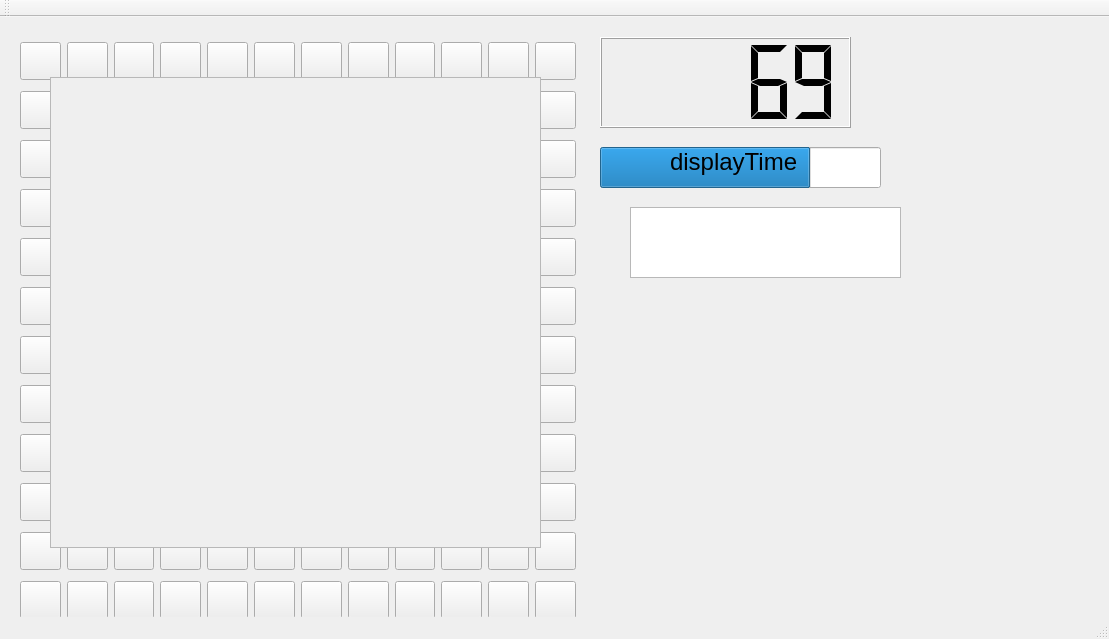
First picture: the form in QtDHBWscapes.ui, repository bernndd/QtDHBWscapes, before the edit.
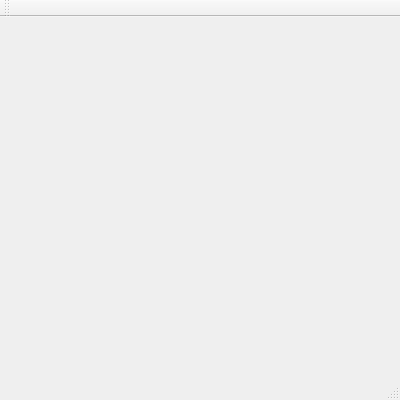
Second picture: the form after the edit.

What changed in the file:
```diff
--- a/QtDHBWscapes.ui
+++ b/QtDHBWscapes.ui
@@ -6,8 +6,8 @@
    <rect>
     <x>0</x>
     <y>0</y>
-    <width>1109</width>
-    <height>639</height>
+    <width>400</width>
+    <height>400</height>
    </rect>
   </property>
   <property name="windowTitle">
@@ -17,6 +17,12 @@
    <string notr="true"/>
   </property>
   <widget class="QWidget" name="centralWidget">
+   <property name="sizePolicy">
+    <sizepolicy hsizetype="Minimum" vsizetype="Minimum">
+     <horstretch>0</horstretch>
+     <verstretch>0</verstretch>
+    </sizepolicy>
+   </property>
    <property name="cursor">
     <cursorShape>OpenHandCursor</cursorShape>
    </property>
@@ -26,1139 +32,6 @@
 widht:30px;
 }</string>
    </property>
-   <widget class="QWidget" name="gridLayoutWidget">
-    <property name="geometry">
-     <rect>
-      <x>0</x>
-      <y>0</y>
-      <width>587</width>
-      <height>620</height>
-     </rect>
-    </property>
-    <layout class="QGridLayout" name="gridLayout">
-     <property name="leftMargin">
-      <number>20</number>
-     </property>
-     <property name="topMargin">
-      <number>20</number>
-     </property>
-     <item row="6" column="8">
-      <widget class="QPushButton" name="Button_7_8">
-       <property name="text">
-        <string/>
-       </property>
-      </widget>
-     </item>
-     <item row="3" column="5">
-      <widget class="QPushButton" name="Button_4_5">
-       <property name="text">
-        <string/>
-       </property>
-      </widget>
-     </item>
-     <item row="7" column="10">
-      <widget class="QPushButton" name="Button_8_9">
-       <property name="text">
-        <string/>
-       </property>
-      </widget>
-     </item>
-     <item row="6" column="2">
-      <widget class="QPushButton" name="Button_7_2">
-       <property name="text">
-        <string/>
-       </property>
-      </widget>
-     </item>
-     <item row="7" column="4">
-      <widget class="QPushButton" name="Button_8_4">
-       <property name="text">
-        <string/>
-       </property>
-      </widget>
-     </item>
-     <item row="9" column="6">
-      <widget class="QPushButton" name="Button_10_6">
-       <property name="text">
-        <string/>
-       </property>
-      </widget>
-     </item>
-     <item row="5" column="6">
-      <widget class="QPushButton" name="Button_6_6">
-       <property name="text">
-        <string/>
-       </property>
-      </widget>
-     </item>
-     <item row="10" column="7">
-      <widget class="QPushButton" name="Button_11_7">
-       <property name="text">
-        <string/>
-       </property>
-      </widget>
-     </item>
-     <item row="11" column="2">
-      <widget class="QPushButton" name="Button_12_2">
-       <property name="text">
-        <string/>
-       </property>
-      </widget>
-     </item>
-     <item row="0" column="2">
-      <widget class="QPushButton" name="Button_1_2">
-       <property name="text">
-        <string/>
-       </property>
-      </widget>
-     </item>
-     <item row="6" column="6">
-      <widget class="QPushButton" name="Button_7_6">
-       <property name="text">
-        <string/>
-       </property>
-      </widget>
-     </item>
-     <item row="10" column="2">
-      <widget class="QPushButton" name="Button_11_2">
-       <property name="text">
-        <string/>
-       </property>
-      </widget>
-     </item>
-     <item row="11" column="0">
-      <widget class="QPushButton" name="Button_12_1">
-       <property name="text">
-        <string/>
-       </property>
-      </widget>
-     </item>
-     <item row="9" column="7">
-      <widget class="QPushButton" name="Button_10_7">
-       <property name="text">
-        <string/>
-       </property>
-      </widget>
-     </item>
-     <item row="1" column="8">
-      <widget class="QPushButton" name="Button_2_8">
-       <property name="text">
-        <string/>
-       </property>
-      </widget>
-     </item>
-     <item row="5" column="10">
-      <widget class="QPushButton" name="Button_6_9">
-       <property name="text">
-        <string/>
-       </property>
-      </widget>
-     </item>
-     <item row="4" column="3">
-      <widget class="QPushButton" name="Button_5_3">
-       <property name="text">
-        <string/>
-       </property>
-      </widget>
-     </item>
-     <item row="3" column="6">
-      <widget class="QPushButton" name="Button_4_6">
-       <property name="text">
-        <string/>
-       </property>
-      </widget>
-     </item>
-     <item row="4" column="2">
-      <widget class="QPushButton" name="Button_5_2">
-       <property name="text">
-        <string/>
-       </property>
-      </widget>
-     </item>
-     <item row="4" column="13">
-      <widget class="QPushButton" name="Button_5_12">
-       <property name="text">
-        <string/>
-       </property>
-      </widget>
-     </item>
-     <item row="10" column="4">
-      <widget class="QPushButton" name="Button_11_4">
-       <property name="text">
-        <string/>
-       </property>
-      </widget>
-     </item>
-     <item row="7" column="3">
-      <widget class="QPushButton" name="Button_8_3">
-       <property name="text">
-        <string/>
-       </property>
-      </widget>
-     </item>
-     <item row="10" column="5">
-      <widget class="QPushButton" name="Button_11_5">
-       <property name="text">
-        <string/>
-       </property>
-      </widget>
-     </item>
-     <item row="5" column="7">
-      <widget class="QPushButton" name="Button_6_7">
-       <property name="text">
-        <string/>
-       </property>
-      </widget>
-     </item>
-     <item row="9" column="10">
-      <widget class="QPushButton" name="Button_10_9">
-       <property name="text">
-        <string/>
-       </property>
-      </widget>
-     </item>
-     <item row="2" column="6">
-      <widget class="QPushButton" name="Button_3_6">
-       <property name="text">
-        <string/>
-       </property>
-      </widget>
-     </item>
-     <item row="11" column="6">
-      <widget class="QPushButton" name="Button_12_6">
-       <property name="text">
-        <string/>
-       </property>
-      </widget>
-     </item>
-     <item row="0" column="10">
-      <widget class="QPushButton" name="Button_1_9">
-       <property name="text">
-        <string/>
-       </property>
-      </widget>
-     </item>
-     <item row="8" column="6">
-      <widget class="QPushButton" name="Button_9_6">
-       <property name="text">
-        <string/>
-       </property>
-      </widget>
-     </item>
-     <item row="7" column="7">
-      <widget class="QPushButton" name="Button_8_7">
-       <property name="text">
-        <string/>
-       </property>
-      </widget>
-     </item>
-     <item row="10" column="13">
-      <widget class="QPushButton" name="Button_11_12">
-       <property name="text">
-        <string/>
-       </property>
-      </widget>
-     </item>
-     <item row="0" column="4">
-      <widget class="QPushButton" name="Button_1_4">
-       <property name="text">
-        <string/>
-       </property>
-      </widget>
-     </item>
-     <item row="6" column="12">
-      <widget class="QPushButton" name="Button_7_11">
-       <property name="text">
-        <string/>
-       </property>
-      </widget>
-     </item>
-     <item row="4" column="8">
-      <widget class="QPushButton" name="Button_5_8">
-       <property name="text">
-        <string/>
-       </property>
-      </widget>
-     </item>
-     <item row="11" column="12">
-      <widget class="QPushButton" name="Button_12_11">
-       <property name="text">
-        <string/>
-       </property>
-      </widget>
-     </item>
-     <item row="4" column="5">
-      <widget class="QPushButton" name="Button_5_5">
-       <property name="text">
-        <string/>
-       </property>
-      </widget>
-     </item>
-     <item row="1" column="11">
-      <widget class="QPushButton" name="Button_2_10">
-       <property name="text">
-        <string/>
-       </property>
-      </widget>
-     </item>
-     <item row="5" column="13">
-      <widget class="QPushButton" name="Button_6_12">
-       <property name="text">
-        <string/>
-       </property>
-      </widget>
-     </item>
-     <item row="6" column="3">
-      <widget class="QPushButton" name="Button_7_3">
-       <property name="text">
-        <string/>
-       </property>
-      </widget>
-     </item>
-     <item row="6" column="13">
-      <widget class="QPushButton" name="Button_7_12">
-       <property name="text">
-        <string/>
-       </property>
-      </widget>
-     </item>
-     <item row="11" column="4">
-      <widget class="QPushButton" name="Button_12_4">
-       <property name="text">
-        <string/>
-       </property>
-      </widget>
-     </item>
-     <item row="11" column="3">
-      <widget class="QPushButton" name="Button_12_3">
-       <property name="text">
-        <string/>
-       </property>
-      </widget>
-     </item>
-     <item row="8" column="8">
-      <widget class="QPushButton" name="Button_9_8">
-       <property name="text">
-        <string/>
-       </property>
-      </widget>
-     </item>
-     <item row="5" column="0">
-      <widget class="QPushButton" name="Button_6_1">
-       <property name="text">
-        <string/>
-       </property>
-      </widget>
-     </item>
-     <item row="4" column="10">
-      <widget class="QPushButton" name="Button_5_9">
-       <property name="text">
-        <string/>
-       </property>
-      </widget>
-     </item>
-     <item row="9" column="3">
-      <widget class="QPushButton" name="Button_10_3">
-       <property name="text">
-        <string/>
-       </property>
-      </widget>
-     </item>
-     <item row="7" column="11">
-      <widget class="QPushButton" name="Button_8_10">
-       <property name="text">
-        <string/>
-       </property>
-      </widget>
-     </item>
-     <item row="1" column="3">
-      <widget class="QPushButton" name="Button_2_3">
-       <property name="text">
-        <string/>
-       </property>
-      </widget>
-     </item>
-     <item row="8" column="5">
-      <widget class="QPushButton" name="Button_9_5">
-       <property name="text">
-        <string/>
-       </property>
-      </widget>
-     </item>
-     <item row="2" column="12">
-      <widget class="QPushButton" name="Button_3_11">
-       <property name="text">
-        <string/>
-       </property>
-      </widget>
-     </item>
-     <item row="5" column="12">
-      <widget class="QPushButton" name="Button_6_11">
-       <property name="text">
-        <string/>
-       </property>
-      </widget>
-     </item>
-     <item row="1" column="6">
-      <widget class="QPushButton" name="Button_2_6">
-       <property name="text">
-        <string/>
-       </property>
-      </widget>
-     </item>
-     <item row="0" column="7">
-      <widget class="QPushButton" name="Button_1_7">
-       <property name="text">
-        <string/>
-       </property>
-      </widget>
-     </item>
-     <item row="4" column="12">
-      <widget class="QPushButton" name="Button_5_11">
-       <property name="text">
-        <string/>
-       </property>
-      </widget>
-     </item>
-     <item row="2" column="11">
-      <widget class="QPushButton" name="Button_3_10">
-       <property name="text">
-        <string/>
-       </property>
-      </widget>
-     </item>
-     <item row="8" column="7">
-      <widget class="QPushButton" name="Button_9_7">
-       <property name="text">
-        <string/>
-       </property>
-      </widget>
-     </item>
-     <item row="2" column="10">
-      <widget class="QPushButton" name="Button_3_9">
-       <property name="text">
-        <string/>
-       </property>
-      </widget>
-     </item>
-     <item row="1" column="13">
-      <widget class="QPushButton" name="Button_2_12">
-       <property name="text">
-        <string/>
-       </property>
-      </widget>
-     </item>
-     <item row="5" column="5">
-      <widget class="QPushButton" name="Button_6_5">
-       <property name="text">
-        <string/>
-       </property>
-      </widget>
-     </item>
-     <item row="0" column="8">
-      <widget class="QPushButton" name="Button_1_8">
-       <property name="text">
-        <string/>
-       </property>
-      </widget>
-     </item>
-     <item row="2" column="0">
-      <widget class="QPushButton" name="Button_3_1">
-       <property name="text">
-        <string/>
-       </property>
-      </widget>
-     </item>
-     <item row="1" column="0">
-      <widget class="QPushButton" name="Button_2_1">
-       <property name="text">
-        <string/>
-       </property>
-      </widget>
-     </item>
-     <item row="7" column="8">
-      <widget class="QPushButton" name="Button_8_8">
-       <property name="text">
-        <string/>
-       </property>
-      </widget>
-     </item>
-     <item row="2" column="4">
-      <widget class="QPushButton" name="Button_3_4">
-       <property name="text">
-        <string/>
-       </property>
-      </widget>
-     </item>
-     <item row="8" column="3">
-      <widget class="QPushButton" name="Button_9_3">
-       <property name="text">
-        <string/>
-       </property>
-      </widget>
-     </item>
-     <item row="3" column="10">
-      <widget class="QPushButton" name="Button_4_9">
-       <property name="text">
-        <string/>
-       </property>
-      </widget>
-     </item>
-     <item row="3" column="8">
-      <widget class="QPushButton" name="Button_4_8">
-       <property name="text">
-        <string/>
-       </property>
-      </widget>
-     </item>
-     <item row="1" column="7">
-      <widget class="QPushButton" name="Button_2_7">
-       <property name="text">
-        <string/>
-       </property>
-      </widget>
-     </item>
-     <item row="11" column="10">
-      <widget class="QPushButton" name="Button_12_9">
-       <property name="text">
-        <string/>
-       </property>
-      </widget>
-     </item>
-     <item row="10" column="8">
-      <widget class="QPushButton" name="Button_11_8">
-       <property name="text">
-        <string/>
-       </property>
-      </widget>
-     </item>
-     <item row="4" column="4">
-      <widget class="QPushButton" name="Button_5_4">
-       <property name="text">
-        <string/>
-       </property>
-      </widget>
-     </item>
-     <item row="4" column="6">
-      <widget class="QPushButton" name="Button_5_6">
-       <property name="text">
-        <string/>
-       </property>
-      </widget>
-     </item>
-     <item row="10" column="3">
-      <widget class="QPushButton" name="Button_11_3">
-       <property name="text">
-        <string/>
-       </property>
-      </widget>
-     </item>
-     <item row="10" column="11">
-      <widget class="QPushButton" name="Button_11_10">
-       <property name="text">
-        <string/>
-       </property>
-      </widget>
-     </item>
-     <item row="2" column="8">
-      <widget class="QPushButton" name="Button_3_8">
-       <property name="text">
-        <string/>
-       </property>
-      </widget>
-     </item>
-     <item row="7" column="6">
-      <widget class="QPushButton" name="Button_8_6">
-       <property name="text">
-        <string/>
-       </property>
-      </widget>
-     </item>
-     <item row="7" column="0">
-      <widget class="QPushButton" name="Button_8_1">
-       <property name="text">
-        <string/>
-       </property>
-      </widget>
-     </item>
-     <item row="6" column="4">
-      <widget class="QPushButton" name="Button_7_4">
-       <property name="text">
-        <string/>
-       </property>
-      </widget>
-     </item>
-     <item row="1" column="4">
-      <widget class="QPushButton" name="Button_2_4">
-       <property name="text">
-        <string/>
-       </property>
-      </widget>
-     </item>
-     <item row="9" column="2">
-      <widget class="QPushButton" name="Button_10_2">
-       <property name="text">
-        <string/>
-       </property>
-      </widget>
-     </item>
-     <item row="2" column="13">
-      <widget class="QPushButton" name="Button_3_12">
-       <property name="text">
-        <string/>
-       </property>
-      </widget>
-     </item>
-     <item row="10" column="6">
-      <widget class="QPushButton" name="Button_11_6">
-       <property name="text">
-        <string/>
-       </property>
-      </widget>
-     </item>
-     <item row="0" column="6">
-      <widget class="QPushButton" name="Button_1_6">
-       <property name="text">
-        <string/>
-       </property>
-      </widget>
-     </item>
-     <item row="1" column="10">
-      <widget class="QPushButton" name="Button_2_9">
-       <property name="text">
-        <string/>
-       </property>
-      </widget>
-     </item>
-     <item row="3" column="11">
-      <widget class="QPushButton" name="Button_4_10">
-       <property name="text">
-        <string/>
-       </property>
-      </widget>
-     </item>
-     <item row="3" column="13">
-      <widget class="QPushButton" name="Button_4_12">
-       <property name="text">
-        <string/>
-       </property>
-      </widget>
-     </item>
-     <item row="9" column="4">
-      <widget class="QPushButton" name="Button_10_4">
-       <property name="text">
-        <string/>
-       </property>
-      </widget>
-     </item>
-     <item row="8" column="4">
-      <widget class="QPushButton" name="Button_9_4">
-       <property name="text">
-        <string/>
-       </property>
-      </widget>
-     </item>
-     <item row="6" column="10">
-      <widget class="QPushButton" name="Button_7_9">
-       <property name="text">
-        <string/>
-       </property>
-      </widget>
-     </item>
-     <item row="1" column="2">
-      <widget class="QPushButton" name="Button_2_2">
-       <property name="text">
-        <string/>
-       </property>
-      </widget>
-     </item>
-     <item row="8" column="0">
-      <widget class="QPushButton" name="Button_9_1">
-       <property name="text">
-        <string/>
-       </property>
-      </widget>
-     </item>
-     <item row="9" column="12">
-      <widget class="QPushButton" name="Button_10_11">
-       <property name="text">
-        <string/>
-       </property>
-      </widget>
-     </item>
-     <item row="5" column="11">
-      <widget class="QPushButton" name="Button_6_10">
-       <property name="text">
-        <string/>
-       </property>
-      </widget>
-     </item>
-     <item row="7" column="12">
-      <widget class="QPushButton" name="Button_8_11">
-       <property name="text">
-        <string/>
-       </property>
-      </widget>
-     </item>
-     <item row="8" column="2">
-      <widget class="QPushButton" name="Button_9_2">
-       <property name="text">
-        <string/>
-       </property>
-      </widget>
-     </item>
-     <item row="9" column="8">
-      <widget class="QPushButton" name="Button_10_8">
-       <property name="text">
-        <string/>
-       </property>
-      </widget>
-     </item>
-     <item row="11" column="7">
-      <widget class="QPushButton" name="Button_12_7">
-       <property name="text">
-        <string/>
-       </property>
-      </widget>
-     </item>
-     <item row="6" column="5">
-      <widget class="QPushButton" name="Button_7_5">
-       <property name="text">
-        <string/>
-       </property>
-      </widget>
-     </item>
-     <item row="9" column="0">
-      <widget class="QPushButton" name="Button_10_1">
-       <property name="text">
-        <string/>
-       </property>
-      </widget>
-     </item>
-     <item row="5" column="8">
-      <widget class="QPushButton" name="Button_6_8">
-       <property name="text">
-        <string/>
-       </property>
-      </widget>
-     </item>
-     <item row="3" column="2">
-      <widget class="QPushButton" name="Button_4_2">
-       <property name="text">
-        <string/>
-       </property>
-      </widget>
-     </item>
-     <item row="4" column="11">
-      <widget class="QPushButton" name="Button_5_10">
-       <property name="text">
-        <string/>
-       </property>
-      </widget>
-     </item>
-     <item row="0" column="12">
-      <widget class="QPushButton" name="Button_1_11">
-       <property name="text">
-        <string/>
-       </property>
-      </widget>
-     </item>
-     <item row="8" column="13">
-      <widget class="QPushButton" name="Button_9_12">
-       <property name="text">
-        <string/>
-       </property>
-      </widget>
-     </item>
-     <item row="10" column="12">
-      <widget class="QPushButton" name="Button_11_11">
-       <property name="text">
-        <string/>
-       </property>
-      </widget>
-     </item>
-     <item row="1" column="12">
-      <widget class="QPushButton" name="Button_2_11">
-       <property name="text">
-        <string/>
-       </property>
-      </widget>
-     </item>
-     <item row="2" column="7">
-      <widget class="QPushButton" name="Button_3_7">
-       <property name="text">
-        <string/>
-       </property>
-      </widget>
-     </item>
-     <item row="6" column="11">
-      <widget class="QPushButton" name="Button_7_10">
-       <property name="text">
-        <string/>
-       </property>
-      </widget>
-     </item>
-     <item row="7" column="2">
-      <widget class="QPushButton" name="Button_8_2">
-       <property name="text">
-        <string/>
-       </property>
-      </widget>
-     </item>
-     <item row="6" column="0">
-      <widget class="QPushButton" name="Button_7_1">
-       <property name="text">
-        <string/>
-       </property>
-      </widget>
-     </item>
-     <item row="0" column="5">
-      <widget class="QPushButton" name="Button_1_5">
-       <property name="text">
-        <string/>
-       </property>
-      </widget>
-     </item>
-     <item row="3" column="3">
-      <widget class="QPushButton" name="Button_4_3">
-       <property name="text">
-        <string/>
-       </property>
-      </widget>
-     </item>
-     <item row="5" column="2">
-      <widget class="QPushButton" name="Button_6_2">
-       <property name="text">
-        <string/>
-       </property>
-      </widget>
-     </item>
-     <item row="8" column="10">
-      <widget class="QPushButton" name="Button_9_9">
-       <property name="text">
-        <string/>
-       </property>
-      </widget>
-     </item>
-     <item row="9" column="11">
-      <widget class="QPushButton" name="Button_10_10">
-       <property name="enabled">
-        <bool>true</bool>
-       </property>
-       <property name="text">
-        <string/>
-       </property>
-      </widget>
-     </item>
-     <item row="8" column="11">
-      <widget class="QPushButton" name="Button_9_10">
-       <property name="text">
-        <string/>
-       </property>
-      </widget>
-     </item>
-     <item row="6" column="7">
-      <widget class="QPushButton" name="Button_7_7">
-       <property name="text">
-        <string/>
-       </property>
-      </widget>
-     </item>
-     <item row="0" column="3">
-      <widget class="QPushButton" name="Button_1_3">
-       <property name="text">
-        <string/>
-       </property>
-      </widget>
-     </item>
-     <item row="9" column="13">
-      <widget class="QPushButton" name="Button_10_12">
-       <property name="text">
-        <string/>
-       </property>
-      </widget>
-     </item>
-     <item row="5" column="3">
-      <widget class="QPushButton" name="Button_6_3">
-       <property name="text">
-        <string/>
-       </property>
-      </widget>
-     </item>
-     <item row="7" column="5">
-      <widget class="QPushButton" name="Button_8_5">
-       <property name="text">
-        <string/>
-       </property>
-      </widget>
-     </item>
-     <item row="3" column="0">
-      <widget class="QPushButton" name="Button_4_1">
-       <property name="text">
-        <string/>
-       </property>
-      </widget>
-     </item>
-     <item row="3" column="12">
-      <widget class="QPushButton" name="Button_4_11">
-       <property name="text">
-        <string/>
-       </property>
-      </widget>
-     </item>
-     <item row="2" column="2">
-      <widget class="QPushButton" name="Button_3_2">
-       <property name="text">
-        <string/>
-       </property>
-      </widget>
-     </item>
-     <item row="0" column="0">
-      <widget class="QPushButton" name="Button_1_1">
-       <property name="styleSheet">
-        <string notr="true"/>
-       </property>
-       <property name="text">
-        <string/>
-       </property>
-      </widget>
-     </item>
-     <item row="3" column="7">
-      <widget class="QPushButton" name="Button_4_7">
-       <property name="text">
-        <string/>
-       </property>
-      </widget>
-     </item>
-     <item row="7" column="13">
-      <widget class="QPushButton" name="Button_8_12">
-       <property name="text">
-        <string/>
-       </property>
-      </widget>
-     </item>
-     <item row="11" column="5">
-      <widget class="QPushButton" name="Button_12_5">
-       <property name="text">
-        <string/>
-       </property>
-      </widget>
-     </item>
-     <item row="5" column="4">
-      <widget class="QPushButton" name="Button_6_4">
-       <property name="text">
-        <string/>
-       </property>
-      </widget>
-     </item>
-     <item row="4" column="7">
-      <widget class="QPushButton" name="Button_5_7">
-       <property name="text">
-        <string/>
-       </property>
-      </widget>
-     </item>
-     <item row="1" column="5">
-      <widget class="QPushButton" name="Button_2_5">
-       <property name="text">
-        <string/>
-       </property>
-      </widget>
-     </item>
-     <item row="3" column="4">
-      <widget class="QPushButton" name="Button_4_4">
-       <property name="text">
-        <string/>
-       </property>
-      </widget>
-     </item>
-     <item row="8" column="12">
-      <widget class="QPushButton" name="Button_9_11">
-       <property name="text">
-        <string/>
-       </property>
-      </widget>
-     </item>
-     <item row="2" column="5">
-      <widget class="QPushButton" name="Button_3_5">
-       <property name="text">
-        <string/>
-       </property>
-      </widget>
-     </item>
-     <item row="9" column="5">
-      <widget class="QPushButton" name="Button_10_5">
-       <property name="text">
-        <string/>
-       </property>
-      </widget>
-     </item>
-     <item row="11" column="11">
-      <widget class="QPushButton" name="Button_12_10">
-       <property name="text">
-        <string/>
-       </property>
-      </widget>
-     </item>
-     <item row="4" column="0">
-      <widget class="QPushButton" name="Button_5_1">
-       <property name="text">
-        <string/>
-       </property>
-      </widget>
-     </item>
-     <item row="11" column="8">
-      <widget class="QPushButton" name="Button_12_8">
-       <property name="text">
-        <string/>
-       </property>
-      </widget>
-     </item>
-     <item row="10" column="0">
-      <widget class="QPushButton" name="Button_11_1">
-       <property name="text">
-        <string/>
-       </property>
-      </widget>
-     </item>
-     <item row="2" column="3">
-      <widget class="QPushButton" name="Button_3_3">
-       <property name="text">
-        <string/>
-       </property>
-      </widget>
-     </item>
-     <item row="11" column="13">
-      <widget class="QPushButton" name="Button_12_12">
-       <property name="text">
-        <string/>
-       </property>
-      </widget>
-     </item>
-     <item row="10" column="10">
-      <widget class="QPushButton" name="Button_11_9">
-       <property name="text">
-        <string/>
-       </property>
-      </widget>
-     </item>
-     <item row="0" column="13">
-      <widget class="QPushButton" name="Button_1_12">
-       <property name="text">
-        <string/>
-       </property>
-      </widget>
-     </item>
-     <item row="0" column="11">
-      <widget class="QPushButton" name="Button_1_10">
-       <property name="text">
-        <string/>
-       </property>
-      </widget>
-     </item>
-    </layout>
-   </widget>
-   <widget class="QLCDNumber" name="gamePoints">
-    <property name="geometry">
-     <rect>
-      <x>600</x>
-      <y>20</y>
-      <width>251</width>
-      <height>91</height>
-     </rect>
-    </property>
-    <property name="smallDecimalPoint">
-     <bool>false</bool>
-    </property>
-    <property name="digitCount">
-     <number>5</number>
-    </property>
-    <property name="segmentStyle">
-     <enum>QLCDNumber::Flat</enum>
-    </property>
-    <property name="value" stdset="0">
-     <double>69.000000000000000</double>
-    </property>
-    <property name="intValue" stdset="0">
-     <number>69</number>
-    </property>
-   </widget>
-   <widget class="QProgressBar" name="timeBar">
-    <property name="enabled">
-     <bool>true</bool>
-    </property>
-    <property name="geometry">
-     <rect>
-      <x>600</x>
-      <y>130</y>
-      <width>281</width>
-      <height>41</height>
-     </rect>
-    </property>
-    <property name="autoFillBackground">
-     <bool>false</bool>
-    </property>
-    <property name="value">
-     <number>75</number>
-    </property>
-    <property name="textVisible">
-     <bool>false</bool>
-    </property>
-   </widget>
-   <widget class="QPlainTextEdit" name="plainTextEdit">
-    <property name="geometry">
-     <rect>
-      <x>630</x>
-      <y>190</y>
-      <width>271</width>
-      <height>71</height>
-     </rect>
-    </property>
-   </widget>
-   <widget class="QLabel" name="displayTime">
-    <property name="geometry">
-     <rect>
-      <x>670</x>
-      <y>130</y>
-      <width>141</width>
-      <height>31</height>
-     </rect>
-    </property>
-    <property name="frameShadow">
-     <enum>QFrame::Raised</enum>
-    </property>
-    <property name="lineWidth">
-     <number>5</number>
-    </property>
-    <property name="text">
-     <string>&lt;html&gt;&lt;head/&gt;&lt;body&gt;&lt;p&gt;&lt;span style=&quot; font-size:18pt;&quot;&gt;displayTime&lt;/span&gt;&lt;/p&gt;&lt;/body&gt;&lt;/html&gt;</string>
-    </property>
-    <property name="textFormat">
-     <enum>Qt::AutoText</enum>
-    </property>
-    <property name="wordWrap">
-     <bool>false</bool>
-    </property>
-   </widget>
-   <widget class="QGraphicsView" name="PopUp">
-    <property name="enabled">
-     <bool>false</bool>
-    </property>
-    <property name="geometry">
-     <rect>
-      <x>50</x>
-      <y>60</y>
-      <width>491</width>
-      <height>471</height>
-     </rect>
-    </property>
-    <property name="styleSheet">
-     <string notr="true"/>
-    </property>
-    <property name="interactive">
-     <bool>true</bool>
-    </property>
-   </widget>
   </widget>
   <widget class="QMenuBar" name="menuBar">
    <property name="geometry">
```
Left out of the diff: 2 changed lines with no effect on the pictures.
